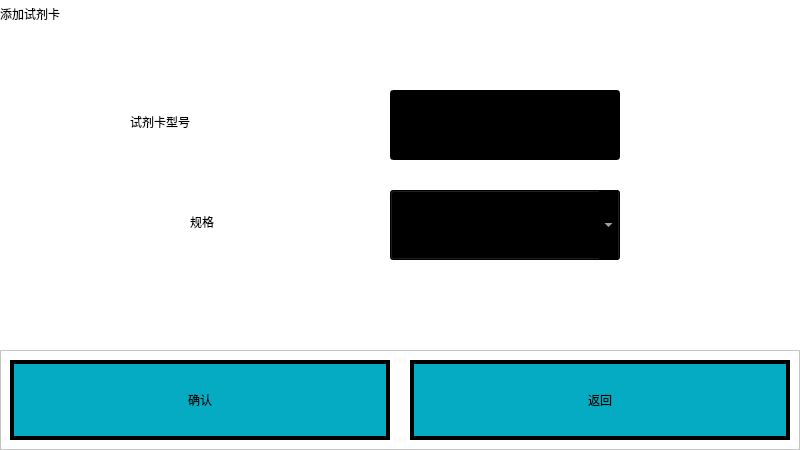
Above: res/ui/edit.ui from mysondrink/qt0223 before the change. Below: the same form after it.
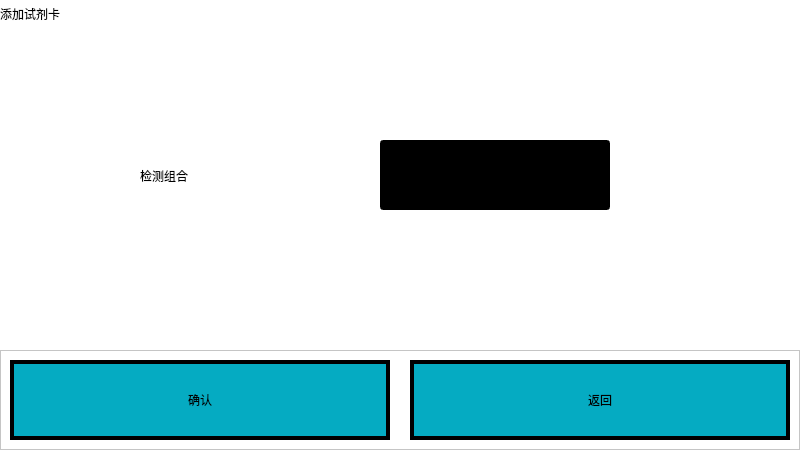
That is the form after the change. The open tabs and pages were chosen to show the change.

Commit message: 0516保存代码，恢复试剂卡操作界面功能，修改键盘布局

```diff
--- a/res/ui/edit.ui
+++ b/res/ui/edit.ui
@@ -214,27 +214,11 @@
       <string>添加试剂卡</string>
      </property>
     </widget>
-    <widget class="QLabel" name="label_3">
-     <property name="geometry">
-      <rect>
-       <x>190</x>
-       <y>200</y>
-       <width>151</width>
-       <height>44</height>
-      </rect>
-     </property>
-     <property name="styleSheet">
-      <string notr="true">font: 20pt &quot;宋体&quot;;</string>
-     </property>
-     <property name="text">
-      <string>规格</string>
-     </property>
-    </widget>
     <widget class="QLineEdit" name="nameLine">
      <property name="geometry">
       <rect>
-       <x>390</x>
-       <y>90</y>
+       <x>380</x>
+       <y>140</y>
        <width>230</width>
        <height>70</height>
       </rect>
@@ -251,47 +235,20 @@
 background-color: rgb(0, 0, 0);</string>
      </property>
     </widget>
-    <widget class="QComboBox" name="rowCb">
-     <property name="geometry">
-      <rect>
-       <x>390</x>
-       <y>190</y>
-       <width>230</width>
-       <height>70</height>
-      </rect>
-     </property>
-     <property name="styleSheet">
-      <string notr="true">QComboBox::drop-down{
-width:56px;  height:56px;
-}
-
-QComboBox{
-font: 20pt &quot;宋体&quot;;
-color: rgb(255, 255, 255);
-background-color: rgb(0, 0, 0);
-}
-
-QComboBox QAbstractItemView {
-	background-color: rgb(0, 0, 0);/*背景颜色*/
-    padding: 1px 2px 1px 2px;  /*针对于组合框中的文本内容*/
-	color: rgb(255,255,255)
-}</string>
-     </property>
-    </widget>
     <widget class="QLabel" name="label_2">
      <property name="geometry">
       <rect>
-       <x>130</x>
-       <y>100</y>
-       <width>211</width>
-       <height>44</height>
+       <x>140</x>
+       <y>140</y>
+       <width>181</width>
+       <height>71</height>
       </rect>
      </property>
      <property name="styleSheet">
       <string notr="true">font: 20pt &quot;宋体&quot;;</string>
      </property>
      <property name="text">
-      <string>试剂卡型号</string>
+      <string>检测组合</string>
      </property>
     </widget>
    </widget>
```
Left out of the diff: 6 changed lines with no effect on the pictures. The commit also changes 11 other files.
